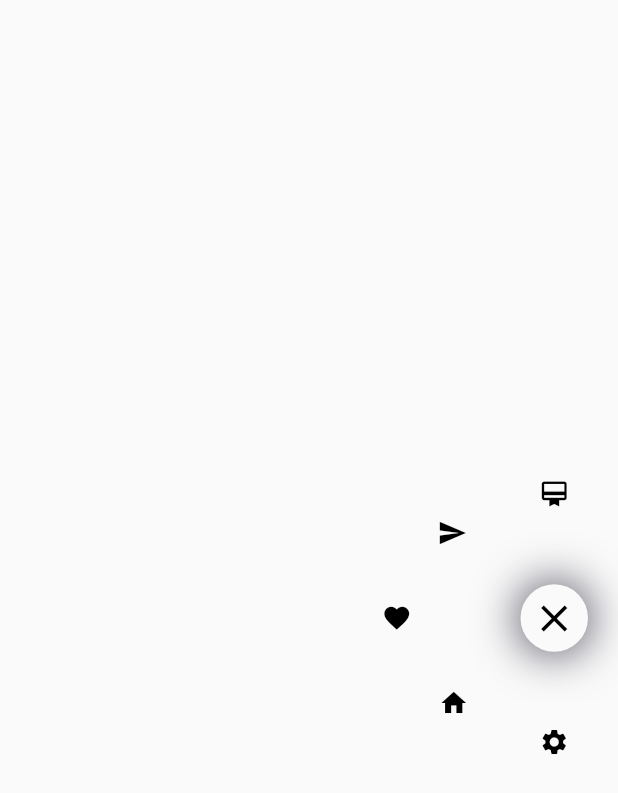
After one commit to BetoHack64/ewallet_app, a Flutter app: the MyCustomWidget screen opened directly, after a tap on the "add" icon, on a phone screen of 412 x 824 dp. The commit adds this screen. Shown: the top 793 px of the screen. Run offline on Flutter 3.47's test engine with Material 2 defaults, Android fonts, the phone set to English and light mode, and no system bars; our stand-ins replace get, mask_text_input_formatter, simple_animations, sliding_sheet, smooth_page_indicator; missing offline and left inert: mccounting_text.

Commit message:
icons de movimentos

```diff
--- /dev/null
+++ b/lib/Views/home/components/floatButtom.dart
@@ -0,0 +1,190 @@
+import 'package:flutter/cupertino.dart';
+import 'package:flutter/material.dart';
+
+class MyCustomWidget extends StatefulWidget {
+  @override
+  _MyCustomWidgetState createState() => _MyCustomWidgetState();
+}
+
+class _MyCustomWidgetState extends State<MyCustomWidget>
+    with TickerProviderStateMixin {
+  bool isTapped = true;
+  bool isExpanded = false;
+
+  @override
+  Widget build(BuildContext context) {
+    return Scaffold(
+      body: Align(
+        alignment: Alignment.centerRight,
+        child: FoldableOptions(),
+      ),
+    );
+  }
+}
+
+class FoldableOptions extends StatefulWidget {
+  @override
+  _FoldableOptionsState createState() => _FoldableOptionsState();
+}
+
+class _FoldableOptionsState extends State<FoldableOptions>
+    with SingleTickerProviderStateMixin {
+  final List<IconData> options = [
+    Icons.card_membership,
+    Icons.send,
+    Icons.favorite,
+    Icons.home,
+    Icons.settings,
+  ];
+
+  late Animation<Alignment> firstAnim;
+  late Animation<Alignment> secondAnim;
+  late Animation<Alignment> thirdAnim;
+  late Animation<Alignment> fourthAnim;
+  late Animation<Alignment> fifthAnim;
+  late Animation<double> verticalPadding;
+  late AnimationController controller;
+  final duration = Duration(milliseconds: 190);
+
+  Widget getItem(IconData source) {
+    final size = 45.0;
+    return GestureDetector(
+      onTap: () {
+        controller.reverse();
+      },
+      child: Container(
+        width: size,
+        height: size,
+        decoration: const BoxDecoration(
+          color: Color(0xfffafafa),
+          borderRadius: BorderRadius.all(
+            Radius.circular(40),
+          ),
+        ),
+        child: Icon(
+          source,
+          color: Colors.black.withOpacity(1.0),
+          size: 20,
+        ),
+      ),
+    );
+  }
+
+  Widget buildPrimaryItem(IconData source) {
+    final size = 45.0;
+    return Container(
+      width: size,
+      height: size,
+      decoration: BoxDecoration(
+        color: const Color(0xfffafafa),
+        borderRadius: const BorderRadius.all(
+          Radius.circular(40),
+        ),
+        boxShadow: [
+          BoxShadow(
+              color: Color(0xff010116).withOpacity(0.8),
+              blurRadius: verticalPadding.value),
+        ],
+      ),
+      child: Icon(
+        source,
+        color: Colors.black.withOpacity(1),
+        size: 30,
+      ),
+    );
+  }
+
+  @override
+  void initState() {
+    super.initState();
+    controller = AnimationController(vsync: this, duration: duration);
+
+    final anim = CurvedAnimation(parent: controller, curve: Curves.linear);
+    firstAnim =
+        Tween<Alignment>(begin: Alignment.centerRight, end: Alignment.topRight)
+            .animate(anim);
+    secondAnim =
+        Tween<Alignment>(begin: Alignment.centerRight, end: Alignment.topLeft)
+            .animate(anim);
+    thirdAnim = Tween<Alignment>(
+        begin: Alignment.centerRight, end: Alignment.centerLeft)
+        .animate(anim);
+    fourthAnim = Tween<Alignment>(
+        begin: Alignment.centerRight, end: Alignment.bottomLeft)
+        .animate(anim);
+    fifthAnim = Tween<Alignment>(
+        begin: Alignment.centerRight, end: Alignment.bottomRight)
+        .animate(anim);
+    verticalPadding = Tween<double>(begin: 0, end: 26).animate(anim);
+  }
+
+  @override
+  Widget build(BuildContext context) {
+    return Container(
+      width: 150,
+      height: 210,
+      margin: EdgeInsets.only(right: 20),
+      child: AnimatedBuilder(
+        animation: controller,
+        builder: (context, child) {
+          return Stack(
+            children: <Widget>[
+              Align(
+                alignment: firstAnim.value,
+                child: getItem(
+                  options.elementAt(0),
+                ),
+              ),
+              Align(
+                alignment: secondAnim.value,
+                child: Container(
+                  padding:
+                  EdgeInsets.only(left: 37, top: verticalPadding.value),
+                  child: getItem(
+                    options.elementAt(1),
+                  ),
+                ),
+              ),
+              Align(
+                alignment: thirdAnim.value,
+                child: getItem(
+                  options.elementAt(2),
+                ),
+              ),
+              Align(
+                  alignment: fourthAnim.value,
+                  child: Container(
+                    padding: EdgeInsets.only(
+                        left: 38, bottom: verticalPadding.value),
+                    child: getItem(
+                      options.elementAt(3),
+                    ),
+                  )),
+              Align(
+                alignment: fifthAnim.value,
+                child: getItem(
+                  options.elementAt(4),
+                ),
+              ),
+              Align(
+                alignment: Alignment.centerRight,
+                child: GestureDetector(
+                  onTap: () {
+                    controller.isCompleted
+                        ? controller.reverse()
+                        : controller.forward();
+                  },
+                  child: buildPrimaryItem(
+                    controller.isCompleted || controller.isAnimating
+                        ? Icons.close
+                        : Icons.add,
+                  ),
+                ),
+              ),
+            ],
+          );
+        },
+      ),
+    );
+  }
+}
--- a/lib/Views/home/detail/components/detail_card.dart
+++ b/lib/Views/home/detail/components/detail_card.dart
@@ -29,13 +29,13 @@ class _DetailCardState extends State<DetailCard> {
   @override
   Widget build(BuildContext context) {
     return Align(
-        alignment: Alignment.center,
+        alignment: Alignment.topCenter,
         child: Padding(
             padding: EdgeInsets.fromLTRB(
-                SizeConfig.defaultWidth * 2, 0,
+                SizeConfig.defaultWidth * 2, SizeConfig.defaultHeight * 4,
                 SizeConfig.defaultWidth * 2,
                 widget.sheetProgress! > 0.462
-                    ? SizeConfig.defaultHeight * 55
+                    ? SizeConfig.defaultHeight * 20
                     : SizeConfig.defaultHeight * 20 +
                         widget.sheetProgress! * 600),
             child: Transform.scale(
--- a/lib/Views/home/detail/detail_page.dart
+++ b/lib/Views/home/detail/detail_page.dart
@@ -1,5 +1,6 @@
 import 'package:ewallt_app/Models/credit_card.dart';
 import 'package:ewallt_app/Models/transaction.dart';
+import 'package:ewallt_app/Views/home/components/floatButtom.dart';
 import 'package:ewallt_app/constants.dart';
 import 'package:ewallt_app/size_config.dart';
 import 'package:flutter/material.dart';
@@ -16,7 +17,10 @@ class DetailPage extends StatefulWidget {
   _DetailPageState createState() => _DetailPageState();
 }
 
-class _DetailPageState extends State<DetailPage> {
+class _DetailPageState extends State<DetailPage>
+    with TickerProviderStateMixin {
+  bool isTapped = true;
+  bool isExpanded = false;
   double sheetProgress = 0;
 
   @override
@@ -24,7 +28,7 @@ class _DetailPageState extends State<DetailPage> {
     return Scaffold(
       backgroundColor: const Color(0xff010116),
       appBar: AppBar(
-        toolbarHeight: 40.0,
+        toolbarHeight: SizeConfig.defaultHeight * 5,
         backgroundColor: const Color(0xff010116),
         leading: IconButton(
           onPressed: () => Navigator.pop(context),
@@ -60,13 +64,20 @@ class _DetailPageState extends State<DetailPage> {
               child:
               DetailCard(sheetProgress: sheetProgress, card: widget.card)),
              _buildBottomSheet(),
+          Align(
+            alignment: Alignment.bottomRight,
+            child: Container(
+                child: FoldableOptions()),
+          ),
         ],
       ),
     );
   }
 
-  _buildBottomSheet() => PlayAnimation(
-        tween: Tween(begin: SizeConfig.defaultHeight , end: 0.0),
+  _buildBottomSheet() => Align(
+    alignment: Alignment.bottomCenter,
+    child: PlayAnimation(
+          tween: Tween(begin: SizeConfig.defaultHeight * 8 , end: 0.0),
           curve: Curves.easeOut,
           duration: Duration(milliseconds: 200),
           builder: (context, child, value) => Transform.translate(
@@ -74,20 +85,20 @@ class _DetailPageState extends State<DetailPage> {
             child: child,
           ),
           child: Align(
-          alignment: Alignment.bottomCenter,
+            alignment: Alignment.center,
             child: SlidingSheet(
                 color: sheetColor,
                 cornerRadius: SizeConfig.defaultWidth * 2.5,
                 snapSpec: const SnapSpec(
                     snap: true,
-                  snappings: [0.6, 0.6, 1],
-                  positioning: SnapPositioning.relativeToSheetHeight),
+                    snappings: [0.5, 0.6, 1],
+                    positioning: SnapPositioning.relativeToAvailableSpace),
                 listener: (state) => setState(() {
                       sheetProgress = ((state.extent - 0.3) / 0.65);
                     }),
                 headerBuilder: (context, state) {
                   return Container(
-                  height: SizeConfig.defaultHeight * 8,
+                    height: SizeConfig.defaultHeight * 4,
                     width: double.infinity,
                     color: sheetColor,
                     alignment: Alignment.centerLeft,
@@ -116,5 +127,6 @@ class _DetailPageState extends State<DetailPage> {
                   );
                 }),
           ),
+        ),
   );
 }
```
Also changed, not shown: assets/images/bonos.png (added), assets/images/debit-card.png (added), assets/images/levantamento.png (added), assets/images/transfer.png (added). Lines whose indentation alone changed are shown as unchanged.
